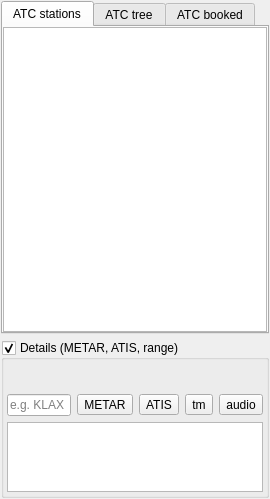
First picture: the form in src/blackgui/components/atcstationcomponent.ui, repository swift-project/pilotclient, before the edit.
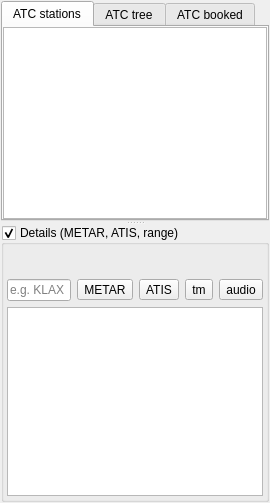
Second picture: the form after the edit. Custom widgets are drawn as their Qt base class.

Commit message: Ref T783, splitter for ATIS field

What changed in the file:
```diff
--- a/src/blackgui/components/atcstationcomponent.ui
+++ b/src/blackgui/components/atcstationcomponent.ui
@@ -7,13 +7,13 @@
     <x>0</x>
     <y>0</y>
     <width>270</width>
-    <height>499</height>
+    <height>503</height>
    </rect>
   </property>
   <property name="windowTitle">
    <string>ATC stations</string>
   </property>
-  <layout class="QVBoxLayout" name="vl_ATCStations" stretch="3,1">
+  <layout class="QVBoxLayout" name="vl_AtcStationComponent">
    <property name="leftMargin">
     <number>1</number>
    </property>
@@ -27,6 +27,10 @@
     <number>1</number>
    </property>
    <item>
+    <widget class="QSplitter" name="sp_AtcSplitter">
+     <property name="orientation">
+      <enum>Qt::Vertical</enum>
+     </property>
     <widget class="QTabWidget" name="tw_Atc">
      <property name="currentIndex">
       <number>0</number>
@@ -170,8 +174,6 @@
       </layout>
      </widget>
     </widget>
-   </item>
-   <item>
     <widget class="QGroupBox" name="gb_Details">
      <property name="title">
       <string>Details (METAR, ATIS, range)</string>
@@ -305,6 +307,7 @@
        </widget>
       </item>
      </layout>
+     </widget>
     </widget>
    </item>
   </layout>
```
Lines whose indentation alone changed are shown as unchanged. The commit also changes 1 other file.
